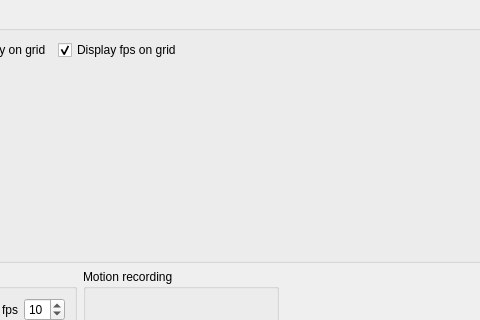
The window that client/src/ui/device_settings/camera_schedule.ui (networkoptix/nx_open) describes before a commit, drawn with Qt 5; both pictures show x 114 to 594 and y 0 to 320 of the 957 by 500 pixel window.
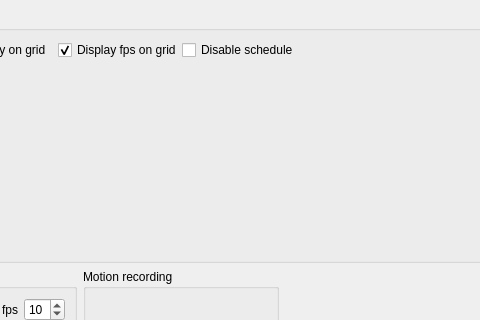
The same window after the commit. Custom widgets are drawn as their Qt base class.

Commit message:
Rename blocked to scheduleDisabled. Add it to UI.
<==== Mercurial data ====>
Branch: master

Diff of the .ui file:
```diff
--- a/client/src/ui/device_settings/camera_schedule.ui
+++ b/client/src/ui/device_settings/camera_schedule.ui
@@ -67,6 +67,16 @@
           </property>
          </widget>
         </item>
+        <item>
+         <widget class="QCheckBox" name="chkBoxDisableSchedule">
+          <property name="text">
+           <string>Disable schedule</string>
+          </property>
+          <property name="tristate">
+           <bool>true</bool>
+          </property>
+         </widget>
+        </item>
         <item>
          <spacer name="horizontalSpacer_4">
           <property name="orientation">
```
The commit also changes 10 other files.
